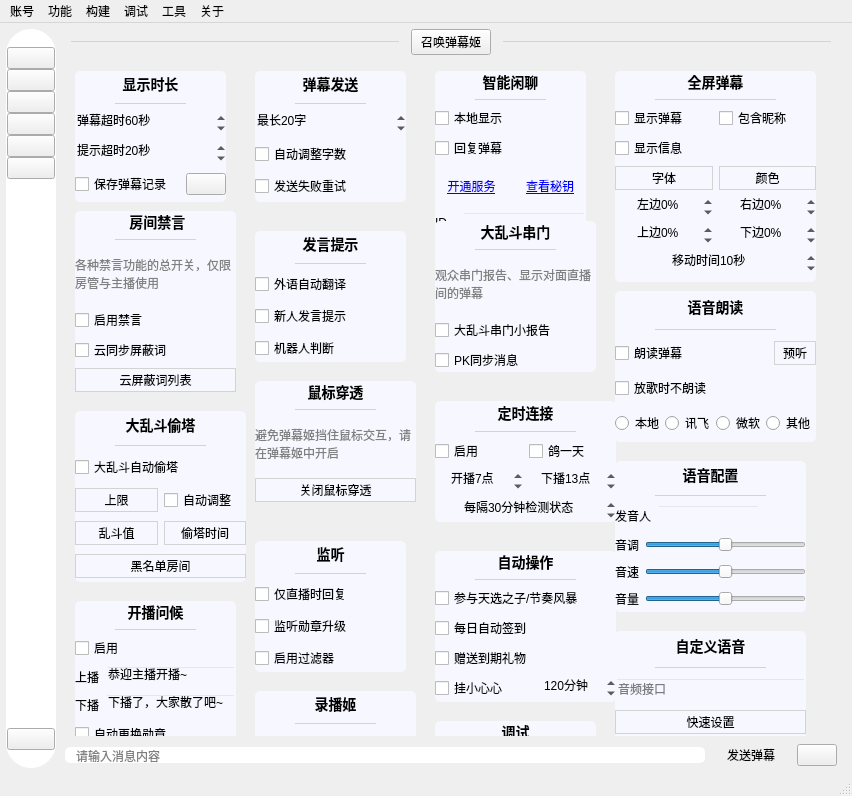
The window that mainwindow/mainwindow.ui (iwxyi/Bilibili-MagicalDanmaku) describes before a commit, drawn with Qt 5.
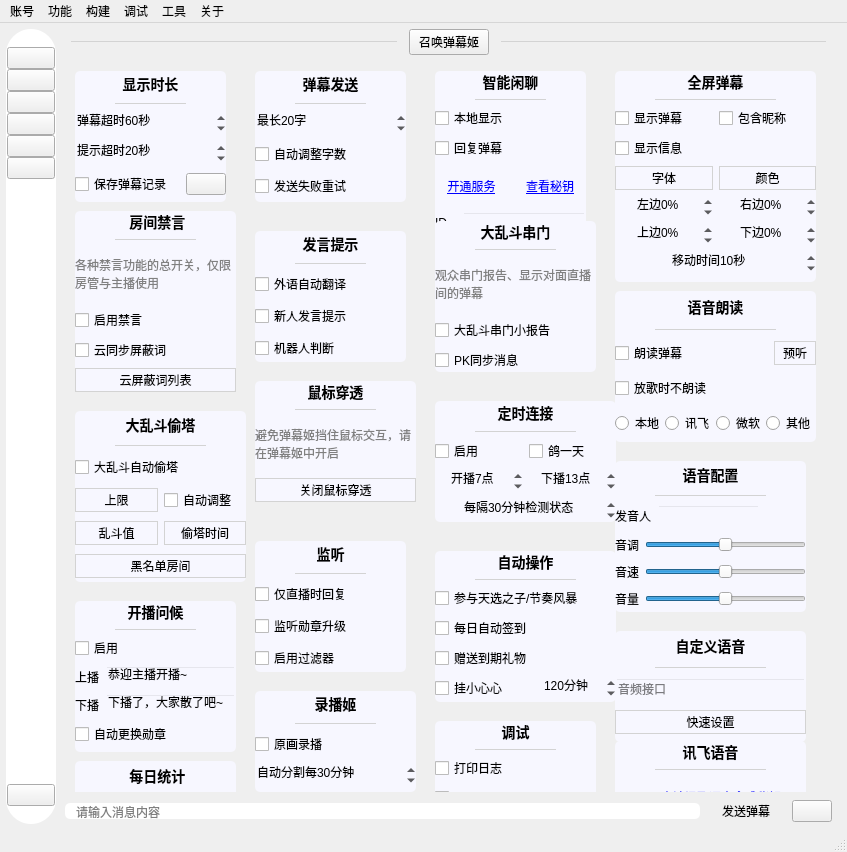
The same window after the commit. Icons and pictures are not drawn. Custom widgets are drawn as their Qt base class.

Commit message: 添加录播编码的说明与建议打开方式

The edit to the form file:
```diff
--- a/mainwindow/mainwindow.ui
+++ b/mainwindow/mainwindow.ui
@@ -6,8 +6,8 @@
    <rect>
     <x>0</x>
     <y>0</y>
-    <width>852</width>
-    <height>796</height>
+    <width>847</width>
+    <height>852</height>
    </rect>
   </property>
   <property name="windowTitle">
@@ -1634,8 +1634,8 @@
             <rect>
              <x>0</x>
              <y>0</y>
-             <width>772</width>
-             <height>676</height>
+             <width>767</width>
+             <height>732</height>
             </rect>
            </property>
            <property name="styleSheet">
@@ -8900,7 +8900,7 @@
     <rect>
      <x>0</x>
      <y>0</y>
-     <width>852</width>
+     <width>847</width>
      <height>23</height>
     </rect>
    </property>
```
Left out of the diff: 2 changed lines with no effect on the pictures.
